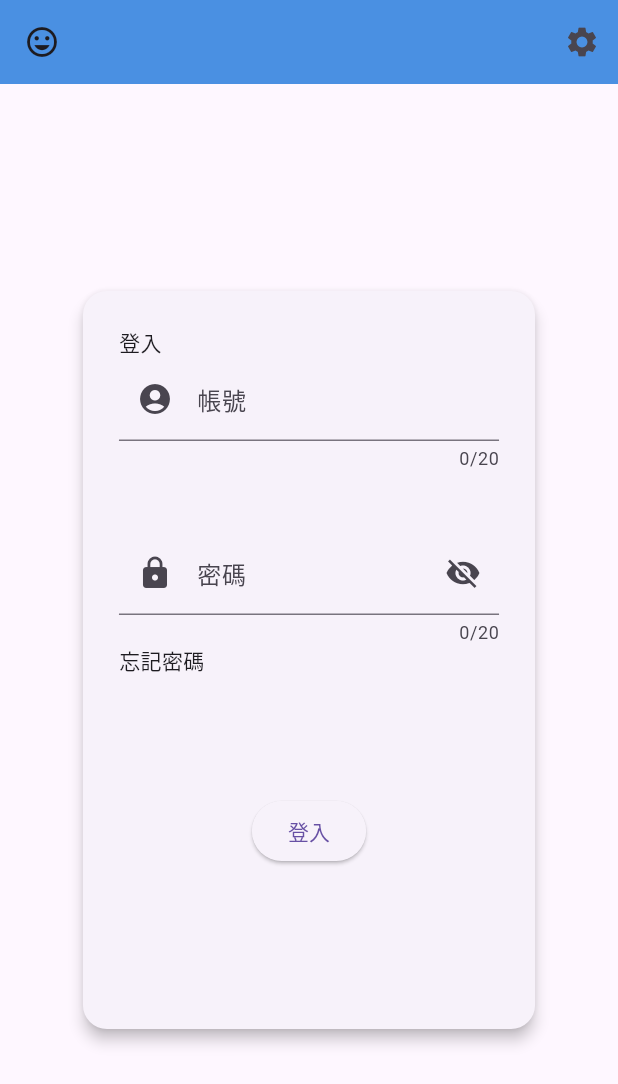
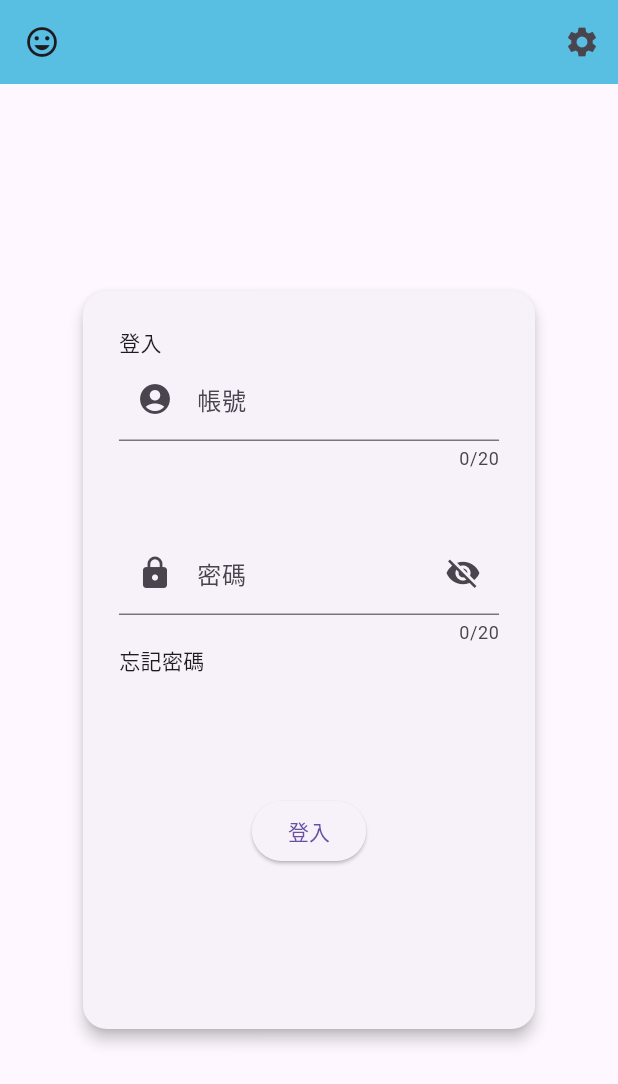
Before and after one commit to cweiting731/Invenza, a Flutter app: the screen it shows after launch, on a phone screen of 412 x 824 dp. Shown: the top 1084 px of the screen. Run offline on Flutter 3.47's test engine with Material 3 defaults, Android fonts, the phone set to English and light mode, and no system bars; our stand-ins replace flutter_riverpod.

Commit message:
rename username to account and change some color

```diff
--- a/lib/pages/login_page.dart
+++ b/lib/pages/login_page.dart
@@ -17,7 +17,7 @@ class LoginPage extends ConsumerStatefulWidget {
 
 class _LoginPageState extends ConsumerState<LoginPage> {
   final _formKey = GlobalKey<FormState>();
-  final _usernameController = TextEditingController();
+  final _accountController = TextEditingController();
   final _passwordController = TextEditingController();
   bool _obscurePassword = true;
   String? _errorMessage;
@@ -45,7 +45,7 @@ class _LoginPageState extends ConsumerState<LoginPage> {
     print('build login page');
     return Scaffold(
       appBar: AppBar(
-        backgroundColor: Color(0xFF4A90E2),
+        backgroundColor: Color(0xFF58BFE3),
         leading: const Icon(Icons.insert_emoticon_sharp),
         actions: [
           PopupMenuButton(
@@ -115,6 +115,7 @@ class _LoginPageState extends ConsumerState<LoginPage> {
                   padding: const EdgeInsets.only(top: 8.0),
                   child: Text(
                     _errorMessage!,
+                    style: TextStyle(color: Colors.red),
                   ),
                 ),
             ],
@@ -127,7 +128,7 @@ class _LoginPageState extends ConsumerState<LoginPage> {
   Widget _buildAccountTextFormField() {
     print('build account input');
     return TextFormField(
-      controller: _usernameController,
+      controller: _accountController,
       maxLength: 20,
       decoration: InputDecoration(
         labelText: '帳號',
```
